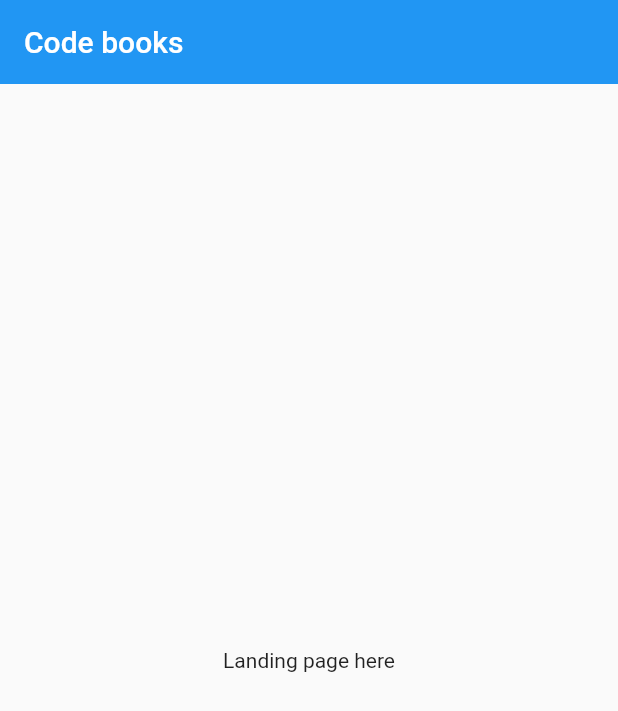
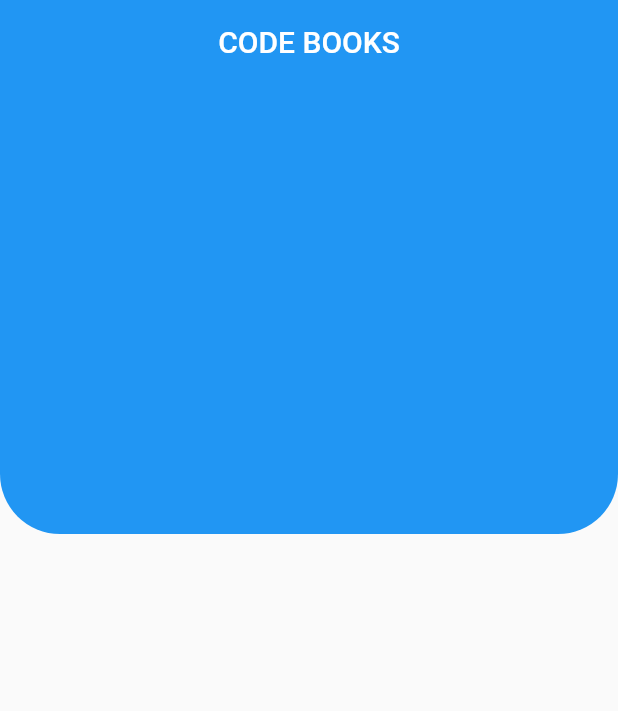
Before and after one commit to Nathan-Kimutai/codebooks, a Flutter app: the screen it shows after launch, on a phone screen of 412 x 824 dp. Shown: the top 711 px of the screen. Run offline on Flutter 3.47's test engine with Material 2 defaults, Android fonts, the phone set to English and light mode, and no system bars.

Commit message:
Adding the homescreen page

```diff
--- a/lib/screens/home_page.dart
+++ b/lib/screens/home_page.dart
@@ -10,11 +10,17 @@ class _HomePageState extends State<HomePage> {
   Widget build(BuildContext context) {
     return Scaffold(
       appBar: AppBar(
-        title: Text("Code books"),
+        title: Text("CODE BOOKS"),
         elevation: 0.0,
+        centerTitle: true,
       ),
-      body: Center(
-        child: Text("Landing page here"),
+      body: Container(
+        height: 300,
+        decoration: BoxDecoration(
+            color: Colors.blue,
+            borderRadius: BorderRadius.only(
+                bottomLeft: Radius.circular(40),
+                bottomRight: Radius.circular(40))),
       ),
     );
   }
```
